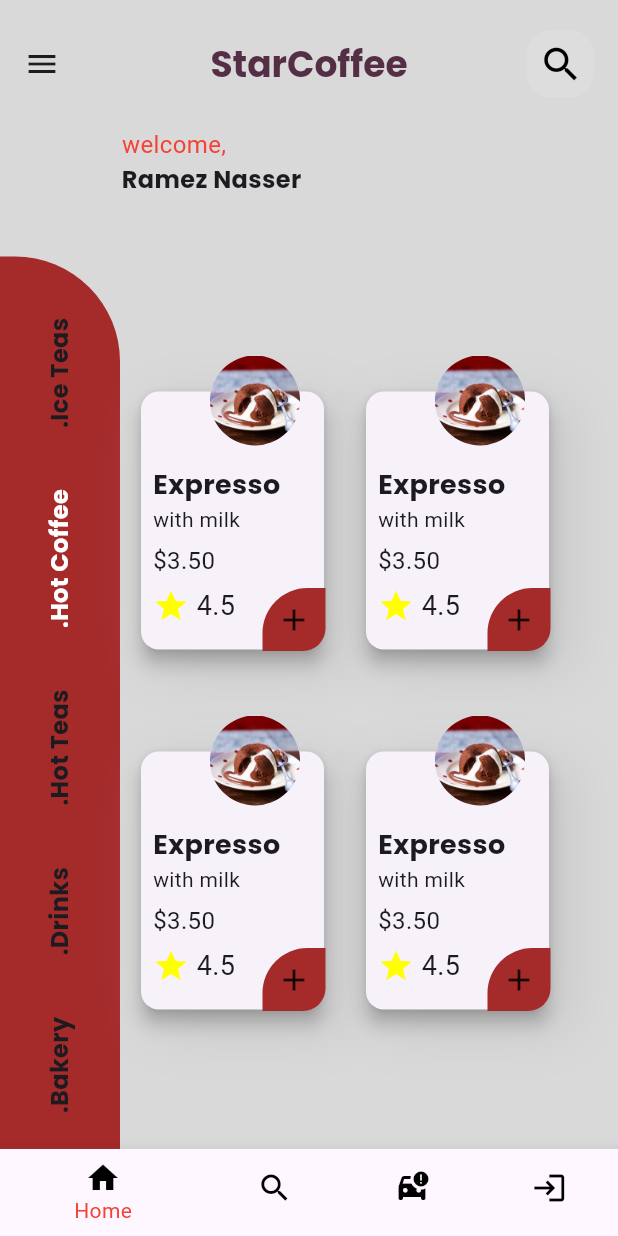
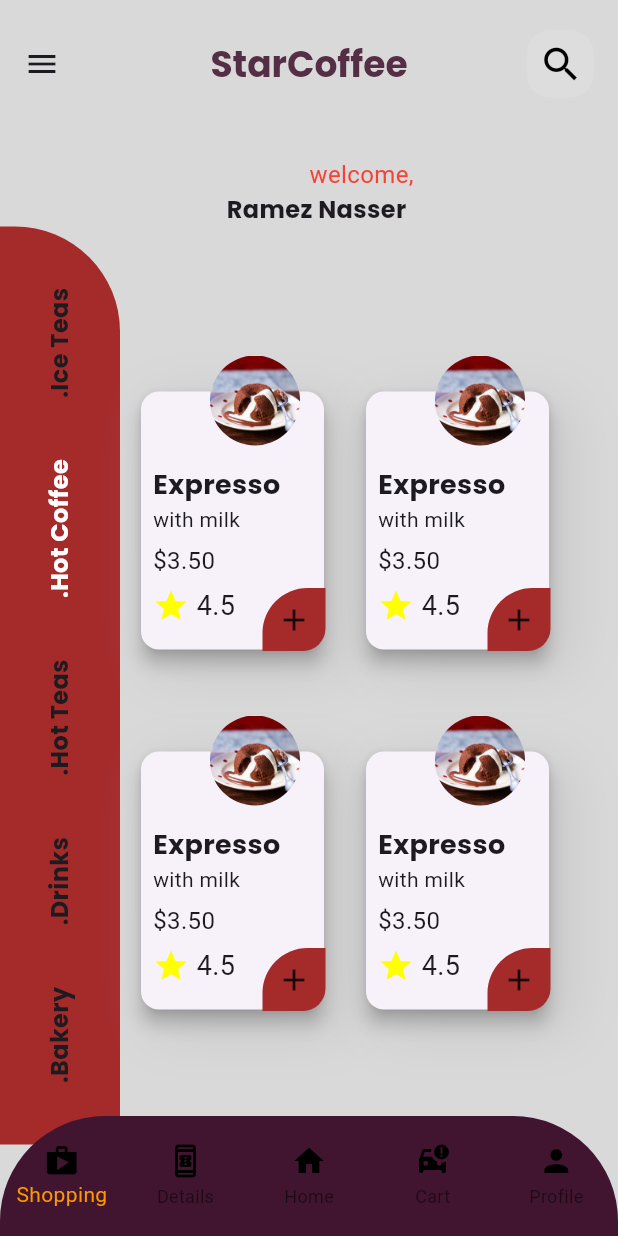
Before and after one commit to RamezNasser5/Shop-App, a Flutter app: the screen it shows after launch, on a phone screen of 412 x 824 dp. Run offline on Flutter 3.47's test engine with Material 3 defaults, Android fonts, the phone set to English and light mode, and no system bars.

```diff
--- a/lib/screens/home_page.dart
+++ b/lib/screens/home_page.dart
@@ -31,7 +31,7 @@ class HomePage extends StatelessWidget {
       body: const Column(
         children: [
           Padding(
-            padding: EdgeInsets.only(right: 180.0),
+            padding: EdgeInsets.only(top: 20.0, left: 70),
             child: Text(
               'welcome,',
               style: TextStyle(
@@ -41,7 +41,7 @@ class HomePage extends StatelessWidget {
             ),
           ),
           Padding(
-            padding: EdgeInsets.only(right: 130.0),
+            padding: EdgeInsets.only(left: 10),
             child: Text(
               'Ramez Nasser',
               style: TextStyle(
@@ -52,10 +52,7 @@ class HomePage extends StatelessWidget {
           ),
           Row(
             children: [
-              Padding(
-                padding: EdgeInsets.only(top: 40.0),
-                child: SideDrinks(),
-              ),
+              SideDrinks(),
               Column(
                 children: [
                   ProductDetails(),
--- a/lib/widgets/bottom_navigator_bar.dart
+++ b/lib/widgets/bottom_navigator_bar.dart
@@ -1,29 +1,43 @@
 import 'package:flutter/material.dart';
 
 class BottomNavigatorBar extends StatelessWidget {
-  const BottomNavigatorBar({
-    super.key,
-  });
+  const BottomNavigatorBar({Key? key}) : super(key: key);
 
   @override
   Widget build(BuildContext context) {
-    return BottomNavigationBar(
+    return ClipRRect(
+      borderRadius: BorderRadius.only(
+        topLeft: Radius.circular(70.0),
+        topRight: Radius.circular(70.0),
+      ),
+      child: SizedBox(
+        height: 80,
+        child: BottomNavigationBar(
+          type: BottomNavigationBarType.fixed,
+          backgroundColor: const Color(0xff411530),
           showSelectedLabels: true,
-        selectedItemColor: Colors.red,
+          selectedItemColor: Colors.orange,
           items: const <BottomNavigationBarItem>[
+            BottomNavigationBarItem(
+              icon: Icon(
+                Icons.shop,
+                color: Colors.black,
+              ),
+              label: 'Shopping',
+            ),
+            BottomNavigationBarItem(
+              icon: Icon(
+                Icons.book_online_outlined,
+                color: Colors.black,
+              ),
+              label: 'Details',
+            ),
             BottomNavigationBarItem(
               icon: Icon(
                 Icons.home,
                 color: Colors.black,
               ),
               label: 'Home',
-          ),
-          BottomNavigationBarItem(
-            icon: Icon(
-              Icons.search,
-              color: Colors.black,
-            ),
-            label: 'Search',
             ),
             BottomNavigationBarItem(
               icon: Icon(
@@ -34,11 +48,14 @@ class BottomNavigatorBar extends StatelessWidget {
             ),
             BottomNavigationBarItem(
               icon: Icon(
-              Icons.login,
+                Icons.person,
                 color: Colors.black,
               ),
-            label: 'Orders',
+              label: 'Profile',
             ),
-        ]);
+          ],
+        ),
+      ),
+    );
   }
 }
```
Lines whose indentation alone changed are shown as unchanged.
